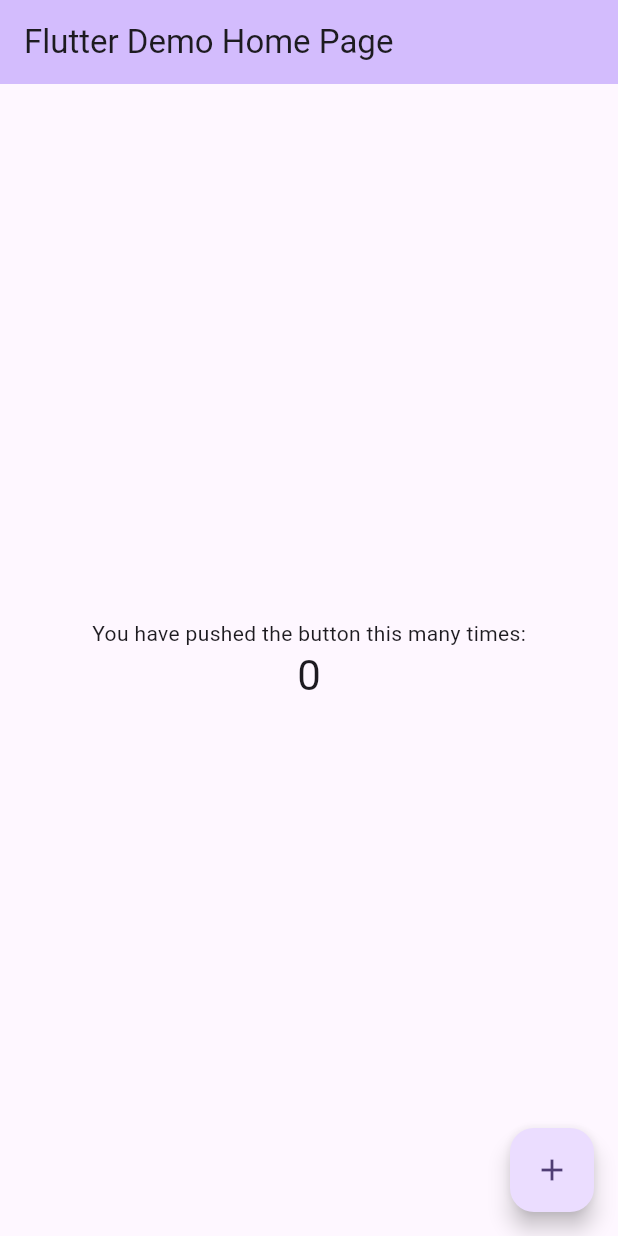
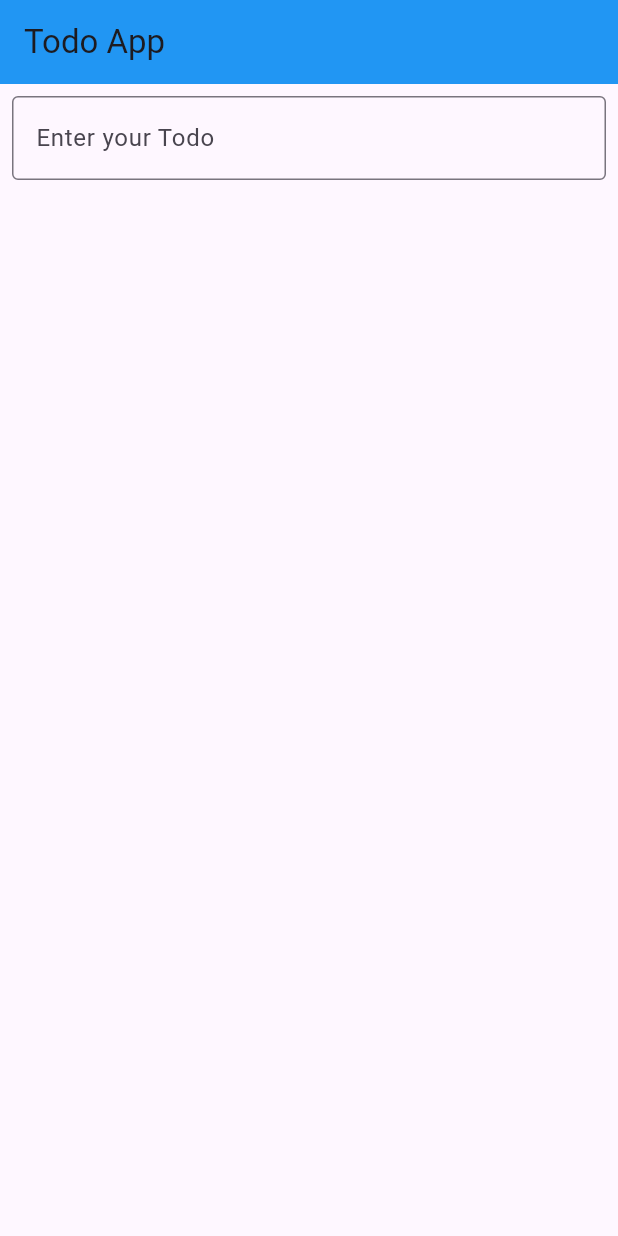
Before and after one commit to agile-beginners-returns/template_app, a Flutter app: the screen it shows after launch, on a phone screen of 412 x 824 dp. Run offline on Flutter 3.47's test engine with Material 3 defaults, Android fonts, the light colour scheme and no system bars; our stand-ins replace flutter_riverpod.

Commit message:
Add HomeScreen widget with basic layout and text field

```diff
--- /dev/null
+++ b/lib/home_screen.dart
@@ -0,0 +1,40 @@
+import 'package:flutter/material.dart';
+import 'package:flutter_riverpod/flutter_riverpod.dart';
+
+class HomeScreen extends ConsumerWidget {
+  const HomeScreen({super.key});
+
+  @override
+  Widget build(BuildContext context, WidgetRef ref) {
+    final TextEditingController _todoController = TextEditingController();
+
+    return Scaffold(
+      appBar: AppBar(
+        title: const Text('Todo App'),
+        backgroundColor: Colors.blue,
+      ),
+      body: Padding(
+        padding: const EdgeInsets.all(8.0),
+        child: Center(
+          child: Column(
+            children: [
+              TextField(
+                controller: _todoController,
+                decoration: const InputDecoration(
+                  labelText: 'Enter your Todo',
+                  border: OutlineInputBorder(),
+                ),
+                onSubmitted: (text) => submitTodo(text),
+              ),
+            ],
+          ),
+        ),
+      ),
+    );
+  }
+
+  submitTodo(String todo) {
+    // TODO: 入力されたTODOをViewModelに通知し、登録する
+    print("入力されたTODO $todo");
+  }
+}
--- a/lib/main.dart
+++ b/lib/main.dart
@@ -1,125 +1,22 @@
-import 'package:flutter/material.dart';
+import "package:flutter/material.dart";
+import "package:flutter_riverpod/flutter_riverpod.dart";
+import "package:kagb_template/home_screen.dart";
 
 void main() {
-  runApp(const MyApp());
+  runApp(
+    ProviderScope(
+      child: MyApp(),
+    ),
+  );
 }
 
 class MyApp extends StatelessWidget {
   const MyApp({super.key});
 
-  // This widget is the root of your application.
   @override
   Widget build(BuildContext context) {
     return MaterialApp(
-      title: 'Flutter Demo',
-      theme: ThemeData(
-        // This is the theme of your application.
-        //
-        // TRY THIS: Try running your application with "flutter run". You'll see
-        // the application has a purple toolbar. Then, without quitting the app,
-        // try changing the seedColor in the colorScheme below to Colors.green
-        // and then invoke "hot reload" (save your changes or press the "hot
-        // reload" button in a Flutter-supported IDE, or press "r" if you used
-        // the command line to start the app).
-        //
-        // Notice that the counter didn't reset back to zero; the application
-        // state is not lost during the reload. To reset the state, use hot
-        // restart instead.
-        //
-        // This works for code too, not just values: Most code changes can be
-        // tested with just a hot reload.
-        colorScheme: ColorScheme.fromSeed(seedColor: Colors.deepPurple),
-        useMaterial3: true,
-      ),
-      home: const MyHomePage(title: 'Flutter Demo Home Page'),
+      home: HomeScreen(),
     );
   }
 }
-
-class MyHomePage extends StatefulWidget {
-  const MyHomePage({super.key, required this.title});
-
-  // This widget is the home page of your application. It is stateful, meaning
-  // that it has a State object (defined below) that contains fields that affect
-  // how it looks.
-
-  // This class is the configuration for the state. It holds the values (in this
-  // case the title) provided by the parent (in this case the App widget) and
-  // used by the build method of the State. Fields in a Widget subclass are
-  // always marked "final".
-
-  final String title;
-
-  @override
-  State<MyHomePage> createState() => _MyHomePageState();
-}
-
-class _MyHomePageState extends State<MyHomePage> {
-  int _counter = 0;
-
-  void _incrementCounter() {
-    setState(() {
-      // This call to setState tells the Flutter framework that something has
-      // changed in this State, which causes it to rerun the build method below
-      // so that the display can reflect the updated values. If we changed
-      // _counter without calling setState(), then the build method would not be
-      // called again, and so nothing would appear to happen.
-      _counter++;
-    });
-  }
-
-  @override
-  Widget build(BuildContext context) {
-    // This method is rerun every time setState is called, for instance as done
-    // by the _incrementCounter method above.
-    //
-    // The Flutter framework has been optimized to make rerunning build methods
-    // fast, so that you can just rebuild anything that needs updating rather
-    // than having to individually change instances of widgets.
-    return Scaffold(
-      appBar: AppBar(
-        // TRY THIS: Try changing the color here to a specific color (to
-        // Colors.amber, perhaps?) and trigger a hot reload to see the AppBar
-        // change color while the other colors stay the same.
-        backgroundColor: Theme.of(context).colorScheme.inversePrimary,
-        // Here we take the value from the MyHomePage object that was created by
-        // the App.build method, and use it to set our appbar title.
-        title: Text(widget.title),
-      ),
-      body: Center(
-        // Center is a layout widget. It takes a single child and positions it
-        // in the middle of the parent.
-        child: Column(
-          // Column is also a layout widget. It takes a list of children and
-          // arranges them vertically. By default, it sizes itself to fit its
-          // children horizontally, and tries to be as tall as its parent.
-          //
-          // Column has various properties to control how it sizes itself and
-          // how it positions its children. Here we use mainAxisAlignment to
-          // center the children vertically; the main axis here is the vertical
-          // axis because Columns are vertical (the cross axis would be
-          // horizontal).
-          //
-          // TRY THIS: Invoke "debug painting" (choose the "Toggle Debug Paint"
-          // action in the IDE, or press "p" in the console), to see the
-          // wireframe for each widget.
-          mainAxisAlignment: MainAxisAlignment.center,
-          children: <Widget>[
-            const Text(
-              'You have pushed the button this many times:',
-            ),
-            Text(
-              '$_counter',
-              style: Theme.of(context).textTheme.headlineMedium,
-            ),
-          ],
-        ),
-      ),
-      floatingActionButton: FloatingActionButton(
-        onPressed: _incrementCounter,
-        tooltip: 'Increment',
-        child: const Icon(Icons.add),
-      ), // This trailing comma makes auto-formatting nicer for build methods.
-    );
-  }
-}
```
